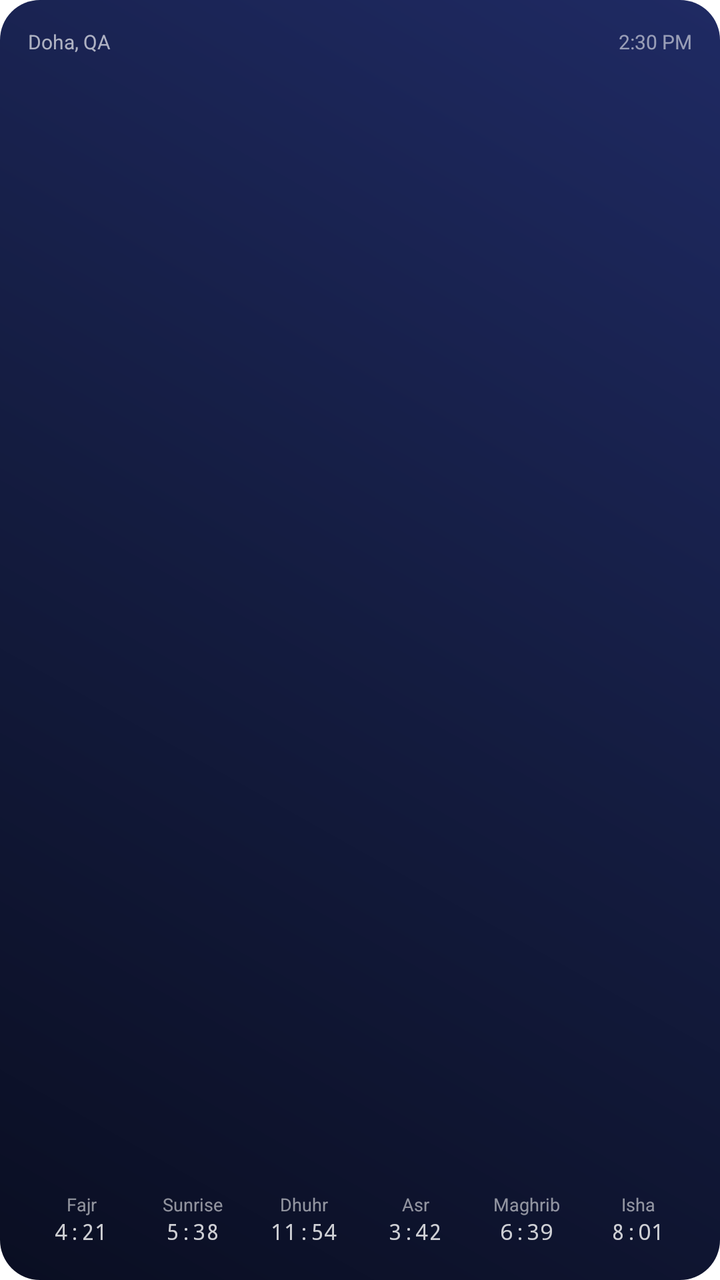
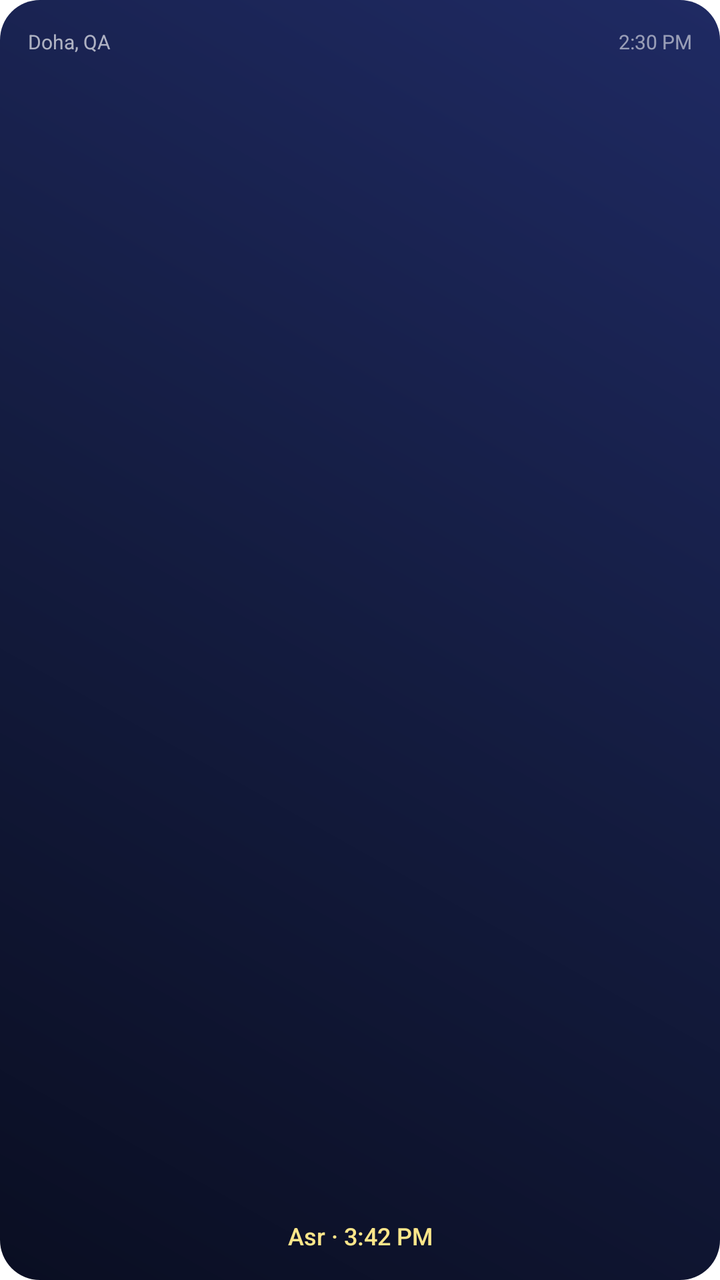

Before-and-after screenshots of an Android layout around one commit, followed by the original layout XML and the change that was made.
<!-- AndroidManifest.xml: another module's application theme Theme.meeqat_app -->
<!-- res/layout/widget_prayer_compact.xml -->
<?xml version="1.0" encoding="utf-8"?>
<LinearLayout xmlns:android="http://schemas.android.com/apk/res/android"
    android:id="@+id/widget_root"
    android:layout_width="match_parent"
    android:layout_height="match_parent"
    android:background="@drawable/widget_background"
    android:orientation="vertical"
    android:padding="14dp">

    <LinearLayout
        android:layout_width="match_parent"
        android:layout_height="wrap_content"
        android:orientation="horizontal"
        android:gravity="center_vertical">
        <TextView android:id="@+id/location_text" android:layout_width="0dp" android:layout_height="wrap_content" android:layout_weight="1" android:text="Doha, QA" android:textColor="#A6FFFFFF" android:textSize="10sp" android:maxLines="1" android:ellipsize="end" />
        <TextView android:id="@+id/now_clock" android:layout_width="wrap_content" android:layout_height="wrap_content" android:text="2:30 PM" android:textColor="#8CFFFFFF" android:textSize="10sp" />
        <TextView android:id="@+id/hijri_date" android:layout_width="0dp" android:layout_height="0dp" android:visibility="gone" />
        <TextView android:id="@+id/gregorian_date" android:layout_width="0dp" android:layout_height="0dp" android:visibility="gone" />
    </LinearLayout>

    <ImageView
        android:id="@+id/orbit_image"
        android:layout_width="match_parent"
        android:layout_height="0dp"
        android:layout_weight="1"
        android:layout_marginTop="4dp"
        android:layout_marginBottom="6dp"
        android:adjustViewBounds="true"
        android:scaleType="fitCenter"
        android:contentDescription="@null" />

    <include layout="@layout/widget_times_strip" android:layout_width="match_parent" android:layout_height="wrap_content" />

</LinearLayout>
<!-- res/layout/widget_times_strip.xml (included above) -->
<?xml version="1.0" encoding="utf-8"?>
<LinearLayout xmlns:android="http://schemas.android.com/apk/res/android"
    android:id="@+id/times_strip"
    android:layout_width="match_parent"
    android:layout_height="wrap_content"
    android:orientation="horizontal"
    android:baselineAligned="false">

    <LinearLayout
        android:id="@+id/strip_col_1"
        android:layout_width="0dp"
        android:layout_height="wrap_content"
        android:layout_weight="1"
        android:layout_marginEnd="1dp"
        android:orientation="vertical"
        android:gravity="center"
        android:paddingTop="3dp"
        android:paddingBottom="3dp">
        <TextView android:id="@+id/strip_label_1" android:layout_width="wrap_content" android:layout_height="wrap_content" android:text="Fajr" android:textColor="#8CFFFFFF" android:textSize="9sp" android:maxLines="1" />
        <TextView android:id="@+id/strip_time_1" android:layout_width="wrap_content" android:layout_height="wrap_content" android:text="4:21" android:textColor="#CCFFFFFF" android:textSize="11sp" android:fontFamily="monospace" android:maxLines="1" />
    </LinearLayout>

    <LinearLayout
        android:id="@+id/strip_col_2"
        android:layout_width="0dp"
        android:layout_height="wrap_content"
        android:layout_weight="1"
        android:layout_marginStart="1dp"
        android:layout_marginEnd="1dp"
        android:orientation="vertical"
        android:gravity="center"
        android:paddingTop="3dp"
        android:paddingBottom="3dp">
        <TextView android:id="@+id/strip_label_2" android:layout_width="wrap_content" android:layout_height="wrap_content" android:text="Sunrise" android:textColor="#8CFFFFFF" android:textSize="9sp" android:maxLines="1" />
        <TextView android:id="@+id/strip_time_2" android:layout_width="wrap_content" android:layout_height="wrap_content" android:text="5:38" android:textColor="#CCFFFFFF" android:textSize="11sp" android:fontFamily="monospace" android:maxLines="1" />
    </LinearLayout>

    <LinearLayout
        android:id="@+id/strip_col_3"
        android:layout_width="0dp"
        android:layout_height="wrap_content"
        android:layout_weight="1"
        android:layout_marginStart="1dp"
        android:layout_marginEnd="1dp"
        android:orientation="vertical"
        android:gravity="center"
        android:paddingTop="3dp"
        android:paddingBottom="3dp">
        <TextView android:id="@+id/strip_label_3" android:layout_width="wrap_content" android:layout_height="wrap_content" android:text="Dhuhr" android:textColor="#8CFFFFFF" android:textSize="9sp" android:maxLines="1" />
        <TextView android:id="@+id/strip_time_3" android:layout_width="wrap_content" android:layout_height="wrap_content" android:text="11:54" android:textColor="#CCFFFFFF" android:textSize="11sp" android:fontFamily="monospace" android:maxLines="1" />
    </LinearLayout>

    <LinearLayout
        android:id="@+id/strip_col_4"
        android:layout_width="0dp"
        android:layout_height="wrap_content"
        android:layout_weight="1"
        android:layout_marginStart="1dp"
        android:layout_marginEnd="1dp"
        android:orientation="vertical"
        android:gravity="center"
        android:paddingTop="3dp"
        android:paddingBottom="3dp">
        <TextView android:id="@+id/strip_label_4" android:layout_width="wrap_content" android:layout_height="wrap_content" android:text="Asr" android:textColor="#8CFFFFFF" android:textSize="9sp" android:maxLines="1" />
        <TextView android:id="@+id/strip_time_4" android:layout_width="wrap_content" android:layout_height="wrap_content" android:text="3:42" android:textColor="#CCFFFFFF" android:textSize="11sp" android:fontFamily="monospace" android:maxLines="1" />
    </LinearLayout>

    <LinearLayout
        android:id="@+id/strip_col_5"
        android:layout_width="0dp"
        android:layout_height="wrap_content"
        android:layout_weight="1"
        android:layout_marginStart="1dp"
        android:layout_marginEnd="1dp"
        android:orientation="vertical"
        android:gravity="center"
        android:paddingTop="3dp"
        android:paddingBottom="3dp">
        <TextView android:id="@+id/strip_label_5" android:layout_width="wrap_content" android:layout_height="wrap_content" android:text="Maghrib" android:textColor="#8CFFFFFF" android:textSize="9sp" android:maxLines="1" />
        <TextView android:id="@+id/strip_time_5" android:layout_width="wrap_content" android:layout_height="wrap_content" android:text="6:39" android:textColor="#CCFFFFFF" android:textSize="11sp" android:fontFamily="monospace" android:maxLines="1" />
    </LinearLayout>

    <LinearLayout
        android:id="@+id/strip_col_6"
        android:layout_width="0dp"
        android:layout_height="wrap_content"
        android:layout_weight="1"
        android:layout_marginStart="1dp"
        android:orientation="vertical"
        android:gravity="center"
        android:paddingTop="3dp"
        android:paddingBottom="3dp">
        <TextView android:id="@+id/strip_label_6" android:layout_width="wrap_content" android:layout_height="wrap_content" android:text="Isha" android:textColor="#8CFFFFFF" android:textSize="9sp" android:maxLines="1" />
        <TextView android:id="@+id/strip_time_6" android:layout_width="wrap_content" android:layout_height="wrap_content" android:text="8:01" android:textColor="#CCFFFFFF" android:textSize="11sp" android:fontFamily="monospace" android:maxLines="1" />
    </LinearLayout>

</LinearLayout>
<!-- resources referenced by this layout -->
<resources>
  <!-- drawable widget_background (drawable) -->
  <?xml version="1.0" encoding="utf-8"?>
  <shape xmlns:android="http://schemas.android.com/apk/res/android"
      android:shape="rectangle">
      <gradient
          android:type="linear"
          android:angle="225"
          android:startColor="#1f2a63"
          android:centerColor="#141c40"
          android:endColor="#0a0e22" />
      <corners android:radius="20dp" />
  </shape>
  <style name="Theme.meeqat_app" parent="Theme.MaterialComponents.DayNight.NoActionBar">
          
      </style>
</resources>

<!-- the commit's change to res/layout/widget_prayer_compact.xml (unified diff, before → after) -->
@@ -24,109 +24,11 @@
         android:layout_height="0dp"
         android:layout_weight="1"
         android:layout_marginTop="4dp"
-        android:layout_marginBottom="6dp"
+        android:layout_marginBottom="4dp"
         android:adjustViewBounds="true"
         android:scaleType="fitCenter"
         android:contentDescription="@null" />
 
-    <include layout="@layout/widget_times_strip" android:layout_width="match_parent" android:layout_height="wrap_content" />
+    <TextView android:id="@+id/next_line" android:layout_width="match_parent" android:layout_height="wrap_content" android:gravity="center" android:text="Asr · 3:42 PM" android:textColor="#FFFDE68A" android:textSize="12sp" android:fontFamily="sans-serif-medium" android:fontFeatureSettings="tnum" android:maxLines="1" android:ellipsize="end" />
 
 </LinearLayout>
-<!-- res/layout/widget_times_strip.xml (included above) -->
-<?xml version="1.0" encoding="utf-8"?>
-<LinearLayout xmlns:android="http://schemas.android.com/apk/res/android"
-    android:id="@+id/times_strip"
-    android:layout_width="match_parent"
-    android:layout_height="wrap_content"
-    android:orientation="horizontal"
-    android:baselineAligned="false">
-
-    <LinearLayout
-        android:id="@+id/strip_col_1"
-        android:layout_width="0dp"
-        android:layout_height="wrap_content"
-        android:layout_weight="1"
-        android:layout_marginEnd="1dp"
-        android:orientation="vertical"
-        android:gravity="center"
-        android:paddingTop="3dp"
-        android:paddingBottom="3dp">
-        <TextView android:id="@+id/strip_label_1" android:layout_width="wrap_content" android:layout_height="wrap_content" android:text="Fajr" android:textColor="#8CFFFFFF" android:textSize="9sp" android:maxLines="1" />
-        <TextView android:id="@+id/strip_time_1" android:layout_width="wrap_content" android:layout_height="wrap_content" android:text="4:21" android:textColor="#CCFFFFFF" android:textSize="11sp" android:fontFamily="monospace" android:maxLines="1" />
-    </LinearLayout>
-
-    <LinearLayout
-        android:id="@+id/strip_col_2"
-        android:layout_width="0dp"
-        android:layout_height="wrap_content"
-        android:layout_weight="1"
-        android:layout_marginStart="1dp"
-        android:layout_marginEnd="1dp"
-        android:orientation="vertical"
-        android:gravity="center"
-        android:paddingTop="3dp"
-        android:paddingBottom="3dp">
-        <TextView android:id="@+id/strip_label_2" android:layout_width="wrap_content" android:layout_height="wrap_content" android:text="Sunrise" android:textColor="#8CFFFFFF" android:textSize="9sp" android:maxLines="1" />
-        <TextView android:id="@+id/strip_time_2" android:layout_width="wrap_content" android:layout_height="wrap_content" android:text="5:38" android:textColor="#CCFFFFFF" android:textSize="11sp" android:fontFamily="monospace" android:maxLines="1" />
-    </LinearLayout>
-
-    <LinearLayout
-        android:id="@+id/strip_col_3"
-        android:layout_width="0dp"
-        android:layout_height="wrap_content"
-        android:layout_weight="1"
-        android:layout_marginStart="1dp"
-        android:layout_marginEnd="1dp"
-        android:orientation="vertical"
-        android:gravity="center"
-        android:paddingTop="3dp"
-        android:paddingBottom="3dp">
-        <TextView android:id="@+id/strip_label_3" android:layout_width="wrap_content" android:layout_height="wrap_content" android:text="Dhuhr" android:textColor="#8CFFFFFF" android:textSize="9sp" android:maxLines="1" />
-        <TextView android:id="@+id/strip_time_3" android:layout_width="wrap_content" android:layout_height="wrap_content" android:text="11:54" android:textColor="#CCFFFFFF" android:textSize="11sp" android:fontFamily="monospace" android:maxLines="1" />
-    </LinearLayout>
-
-    <LinearLayout
-        android:id="@+id/strip_col_4"
-        android:layout_width="0dp"
-        android:layout_height="wrap_content"
-        android:layout_weight="1"
-        android:layout_marginStart="1dp"
-        android:layout_marginEnd="1dp"
-        android:orientation="vertical"
-        android:gravity="center"
-        android:paddingTop="3dp"
-        android:paddingBottom="3dp">
-        <TextView android:id="@+id/strip_label_4" android:layout_width="wrap_content" android:layout_height="wrap_content" android:text="Asr" android:textColor="#8CFFFFFF" android:textSize="9sp" android:maxLines="1" />
-        <TextView android:id="@+id/strip_time_4" android:layout_width="wrap_content" android:layout_height="wrap_content" android:text="3:42" android:textColor="#CCFFFFFF" android:textSize="11sp" android:fontFamily="monospace" android:maxLines="1" />
-    </LinearLayout>
-
-    <LinearLayout
-        android:id="@+id/strip_col_5"
-        android:layout_width="0dp"
-        android:layout_height="wrap_content"
-        android:layout_weight="1"
-        android:layout_marginStart="1dp"
-        android:layout_marginEnd="1dp"
-        android:orientation="vertical"
-        android:gravity="center"
-        android:paddingTop="3dp"
-        android:paddingBottom="3dp">
-        <TextView android:id="@+id/strip_label_5" android:layout_width="wrap_content" android:layout_height="wrap_content" android:text="Maghrib" android:textColor="#8CFFFFFF" android:textSize="9sp" android:maxLines="1" />
-        <TextView android:id="@+id/strip_time_5" android:layout_width="wrap_content" android:layout_height="wrap_content" android:text="6:39" android:textColor="#CCFFFFFF" android:textSize="11sp" android:fontFamily="monospace" android:maxLines="1" />
-    </LinearLayout>
-
-    <LinearLayout
-        android:id="@+id/strip_col_6"
-        android:layout_width="0dp"
-        android:layout_height="wrap_content"
-        android:layout_weight="1"
-        android:layout_marginStart="1dp"
-        android:orientation="vertical"
-        android:gravity="center"
-        android:paddingTop="3dp"
-        android:paddingBottom="3dp">
-        <TextView android:id="@+id/strip_label_6" android:layout_width="wrap_content" android:layout_height="wrap_content" android:text="Isha" android:textColor="#8CFFFFFF" android:textSize="9sp" android:maxLines="1" />
-        <TextView android:id="@+id/strip_time_6" android:layout_width="wrap_content" android:layout_height="wrap_content" android:text="8:01" android:textColor="#CCFFFFFF" android:textSize="11sp" android:fontFamily="monospace" android:maxLines="1" />
-    </LinearLayout>
-
-</LinearLayout>
